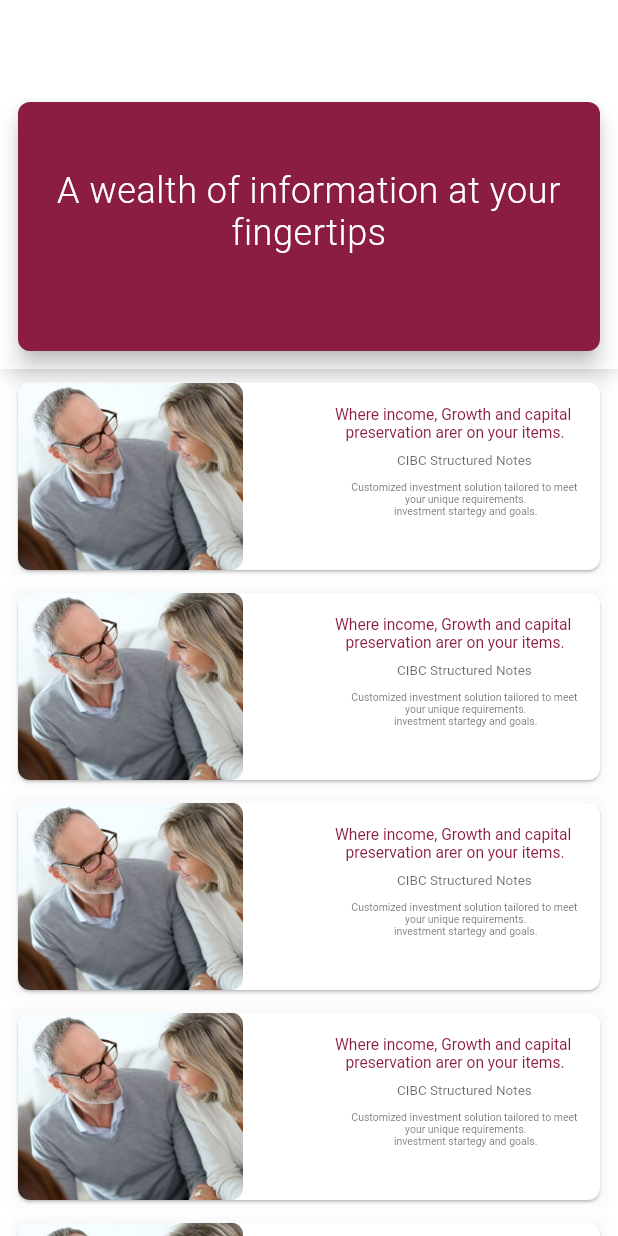
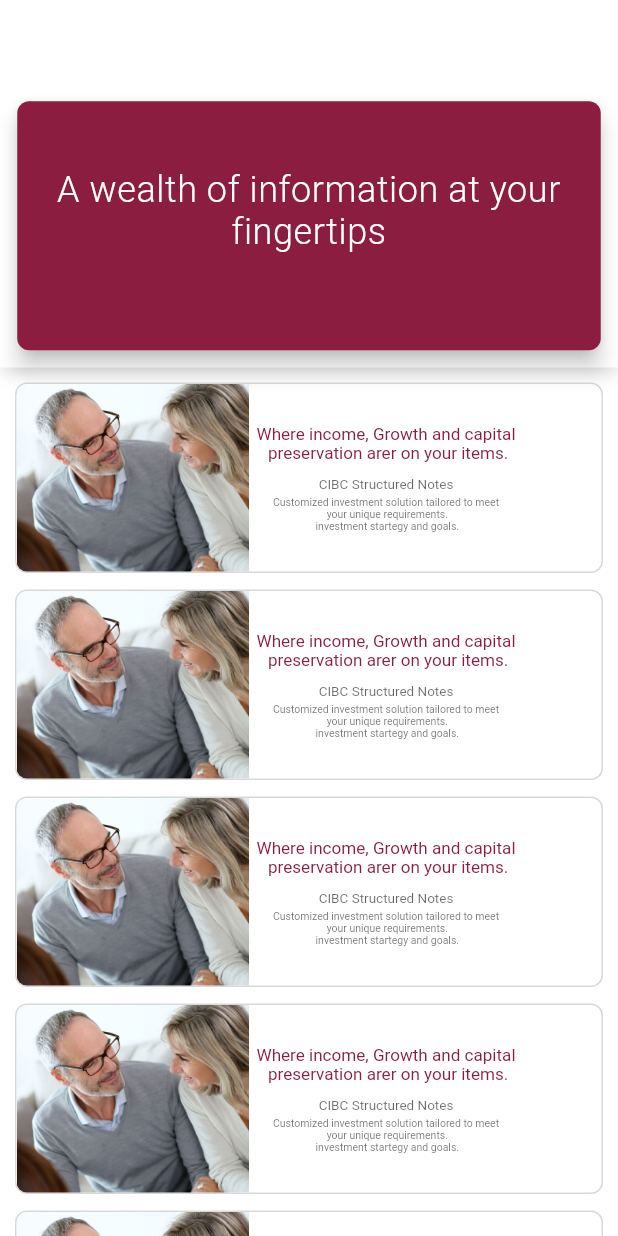
Before and after one commit to deep43/struct_notes, a Flutter app: the Publication screen opened directly, on a phone screen of 412 x 824 dp. Run offline on Flutter 3.47's test engine with Material 2 defaults, Android fonts, the phone set to English and light mode, and no system bars; our stand-ins replace auto_size_text, cached_network_image, carousel_slider, expandable, flutter_svg, simple_animations and 1 more; missing offline and left inert: youtube_player; network calls fail; Roboto replaces fonts that are missing (Whitney-Black-Pro.otf, Whitney-Light-Pro.otf); statements that could not run were skipped; project files that could hold a hidden picture were left out.

Commit message:
design issue fixes in publication screen, priviously issed screen and education center screen

```diff
--- a/lib/CurrentOfferings.dart
+++ b/lib/CurrentOfferings.dart
@@ -274,7 +274,7 @@ class _CategoryWidgetState extends State<CategoryWidget> {
           child: InkWell(
             onTap: () async {
               Vibration.hasVibrator().then((hasVibrator) {
-                Vibration.vibrate(duration: 50);
+                Vibration.vibrate(duration: 70);
               });
               widget.onCategorySelected(SelectedCategory.MLCIs);
             },
@@ -326,7 +326,7 @@ class _CategoryWidgetState extends State<CategoryWidget> {
           child: InkWell(
             onTap: () {
               Vibration.hasVibrator().then((hasVibrator) {
-                Vibration.vibrate(duration: 50);
+                Vibration.vibrate(duration: 70);
               });
               widget.onCategorySelected(SelectedCategory.PPNs);
             },
@@ -378,7 +378,7 @@ class _CategoryWidgetState extends State<CategoryWidget> {
           child: InkWell(
             onTap: () {
               Vibration.hasVibrator().then((hasVibrator) {
-                Vibration.vibrate(duration: 50);
+                Vibration.vibrate(duration: 70);
               });
               widget.onCategorySelected(SelectedCategory.PARs);
             },
--- a/lib/EducationCenter.dart
+++ b/lib/EducationCenter.dart
@@ -119,9 +119,10 @@ class _EducationCenterState extends State<EducationCenter>
                                         new Text(
                                           'Customized investment solutions tailored to meet your unique goals',
                                           style: new TextStyle(
-                                            fontSize: 22.0,
-                                            letterSpacing: 1.5,
-                                            fontWeight: FontWeight.w700,
+                                            fontSize: 23.0,
+                                            letterSpacing: 0.4,
+                                            fontFamily: 'Whitney-Light-Pro.otf',
+                                            fontWeight: FontWeight.w300,
                                             color: white,
                                           ),textAlign: TextAlign.center,
                                         ),
@@ -587,7 +588,7 @@ class _OfferingListState extends State<OfferingList>
     }
 
     return ListView.separated(
-      padding: const EdgeInsets.symmetric(horizontal: 20),
+      padding: const EdgeInsets.symmetric(horizontal: 20, vertical: 10),
       shrinkWrap: true,
       separatorBuilder: (ctx, index) {
         return Padding(
--- a/lib/HomePage.dart
+++ b/lib/HomePage.dart
@@ -105,7 +105,7 @@ class _HomePageState extends State<HomePage> {
                               child: InkWell(
                                 onTap: () async {
                                   Vibration.hasVibrator().then((hasVibrator) {
-                                    Vibration.vibrate(duration: 50);
+                                    Vibration.vibrate(duration: 70);
                                   });
 
                                   widget.onCategorySelectedFromHomePage(1,2);
@@ -155,7 +155,7 @@ class _HomePageState extends State<HomePage> {
                               child: InkWell(
                                 onTap: () {
                                   Vibration.hasVibrator().then((hasVibrator) {
-                                    Vibration.vibrate(duration: 50);
+                                    Vibration.vibrate(duration: 70);
                                   });
                                   widget.onCategorySelectedFromHomePage(2,2);
                                 },
@@ -196,7 +196,7 @@ class _HomePageState extends State<HomePage> {
                               child: InkWell(
                                 onTap: () {
                                   Vibration.hasVibrator().then((hasVibrator) {
-                                    Vibration.vibrate(duration: 50);
+                                    Vibration.vibrate(duration: 70);
                                   });
                                   widget.onCategorySelectedFromHomePage(3,2);
                                 },
--- a/lib/PriviouslyIssued.dart
+++ b/lib/PriviouslyIssued.dart
@@ -262,7 +262,7 @@ class _OfferingListState extends State<OfferingList>
     }
 
     return ListView.separated(
-      padding: const EdgeInsets.symmetric(horizontal: 20),
+      padding: const EdgeInsets.symmetric(horizontal: 20, vertical: 11),
       shrinkWrap: true,
       separatorBuilder: (ctx, index) {
         return Padding(
--- a/lib/Publication.dart
+++ b/lib/Publication.dart
@@ -61,7 +61,7 @@ class _PublicationState extends State<Publication>
                               backgroundColor: Colors.transparent,
                             ),
                             Padding(
-                              padding: const EdgeInsets.all(8.0),
+                              padding: const EdgeInsets.all(7.5),
                               child: new Card(
                                 color: accentColor,
                                 shape: RoundedRectangleBorder(
@@ -137,70 +137,89 @@ class Products extends StatelessWidget {
 
   Widget _buildProductItem(BuildContext context, int index) {
     return new Container(
-      margin: EdgeInsets.only(bottom: 7),
-      decoration: BoxDecoration(shape: BoxShape.rectangle, boxShadow: [
-        BoxShadow(
+
+      margin: EdgeInsets.only(bottom: 11.0),
+      decoration: BoxDecoration(shape: BoxShape.rectangle, border: Border.all(color: Colors.grey.withOpacity(0.4)),/*boxShadow: [
+        *//*BoxShadow(
           color: Colors.grey.withOpacity(0.07),
           blurRadius: 5.0,
-        ),
-      ]),
-      child: Card(
-        shape: RoundedRectangleBorder(borderRadius: BorderRadius.circular(8.0)),
-        elevation: 0.8,
-        child: Row(
-          crossAxisAlignment: CrossAxisAlignment.start,
-          mainAxisAlignment: MainAxisAlignment.spaceBetween,
+        ),*//*
+      ]*/
+
+      borderRadius: BorderRadius.circular(8.0)),
+      child: /*Card(
+        //shape: RoundedRectangleBorder(borderRadius: BorderRadius.circular(8.0)),
+        //elevation: 0.8,
+        child:*/ Row(
+          crossAxisAlignment: CrossAxisAlignment.center,
+          //mainAxisAlignment: MainAxisAlignment.spaceEvenly,
           children: <Widget>[
             ClipRRect(
-                borderRadius: new BorderRadius.circular(8.0),
+                borderRadius: new BorderRadius.only(bottomLeft: Radius.circular(7.0), topLeft: Radius.circular(7.0) ),
                 child: Image.asset(myPublicationData[index].imageAsset,
-                    width: 150, height: 125, fit: BoxFit.cover)),
+                    width: 155, height: 125, fit: BoxFit.cover)
+            ),
             Column(
-              mainAxisSize: MainAxisSize.min,
+              textBaseline: TextBaseline.ideographic,
               mainAxisAlignment: MainAxisAlignment.center,
+              crossAxisAlignment: CrossAxisAlignment.center,
               children: <Widget>[
                 Padding(
-                  padding:
-                      const EdgeInsets.only(bottom: 8.0, top: 15, right: 15.0),
-                  child: Text(myPublicationData[index].headline,
-                      style: TextStyle(
-                          fontFamily: 'Whitney-Black-Pro.otf',
-                          color: accentTextColor,
-                          fontSize: 10.4,
-                          fontWeight: FontWeight.w400),
-                      textAlign: TextAlign.center),
+                  padding: const EdgeInsets.only(left:5.0, right: 5.0),
+                  child: textWidget(index), // list text's appear widget
+
                 ),
-                Text(myPublicationData[index].title,
-                    style: TextStyle(
-                        fontFamily: 'Whitney-Light-Pro.otf',
-                        color: Colors.black.withOpacity(0.6),
-                        fontSize: 9.0),
-                    textAlign: TextAlign.center),
-                Padding(
-                  padding: const EdgeInsets.only(
-                      left: 15.0, right: 15, top: 8.0, bottom: 8),
-                  child: Text(myPublicationData[index].description,
-                      style: TextStyle(
-                          fontFamily: 'Whitney-Light-Pro.otf',
-                          color: Colors.black.withOpacity(0.6),
-                          fontSize: 7.0),
-                      textAlign: TextAlign.center),
-                )
               ],
-            ),
+            )
+
           ],
-        ),
-      ),
+        )
+
     );
   }
 
   @override
   Widget build(BuildContext context) {
     return ListView.builder(
-      padding: const EdgeInsets.only(top: 5, bottom: 5, left: 8, right: 8),
+
+      padding: const EdgeInsets.only(top: 10, bottom: 5, left: 10, right: 10),
       shrinkWrap: true,
       itemBuilder: _buildProductItem, // this item builder build layout of each item
       itemCount: myPublicationData.length,
     );
   }
+
+
+  Widget textWidget(index)=>Column(
+    textBaseline: TextBaseline.ideographic,
+    mainAxisAlignment: MainAxisAlignment.center,
+    crossAxisAlignment: CrossAxisAlignment.center,
+    children: <Widget>[
+
+
+      Text(myPublicationData[index].headline,
+          style: TextStyle(
+              fontFamily: 'Whitney-Black-Pro.otf',
+              color: accentTextColor,
+              fontSize: 11.4,
+              fontWeight: FontWeight.w400),
+          textAlign: TextAlign.center),
+      SizedBox(height: 10.0,),
+      Text(myPublicationData[index].title,
+          style: TextStyle(
+              fontFamily: 'Whitney-Light-Pro.otf',
+              color: Colors.black.withOpacity(0.6),
+              fontSize: 9.0),
+          textAlign: TextAlign.center),
+      SizedBox(height: 2.0,),
+      Text(myPublicationData[index].description,
+          style: TextStyle(
+              fontFamily: 'Whitney-Light-Pro.otf',
+              color: Colors.black.withOpacity(0.6),
+              fontSize: 7.0),
+          textAlign: TextAlign.center),
+
+
+    ],
+  );
 }
```
